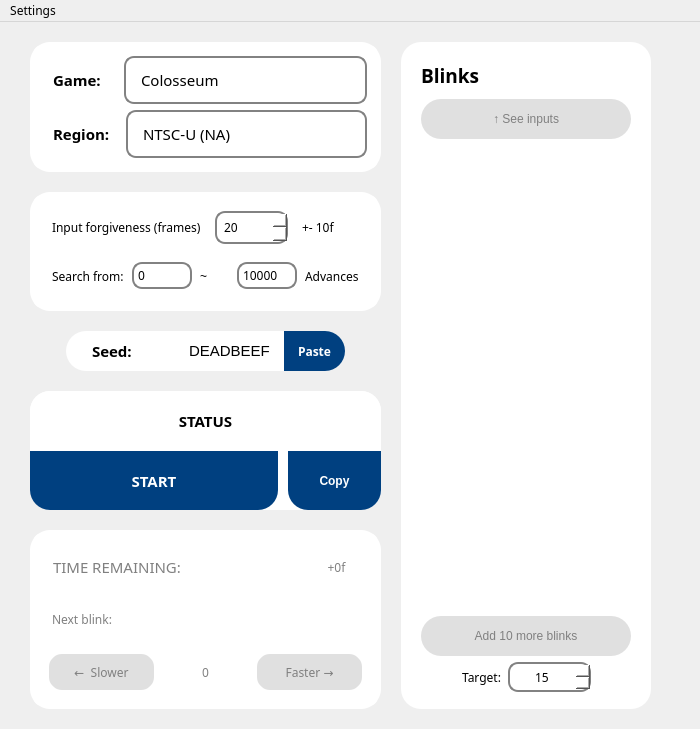
Before: the Qt Designer form OpenBlink/GuiProjectBackup/OpenBlink2/mainwindow.ui in KapitalRoser/OpenBlink, drawn with Qt 5.
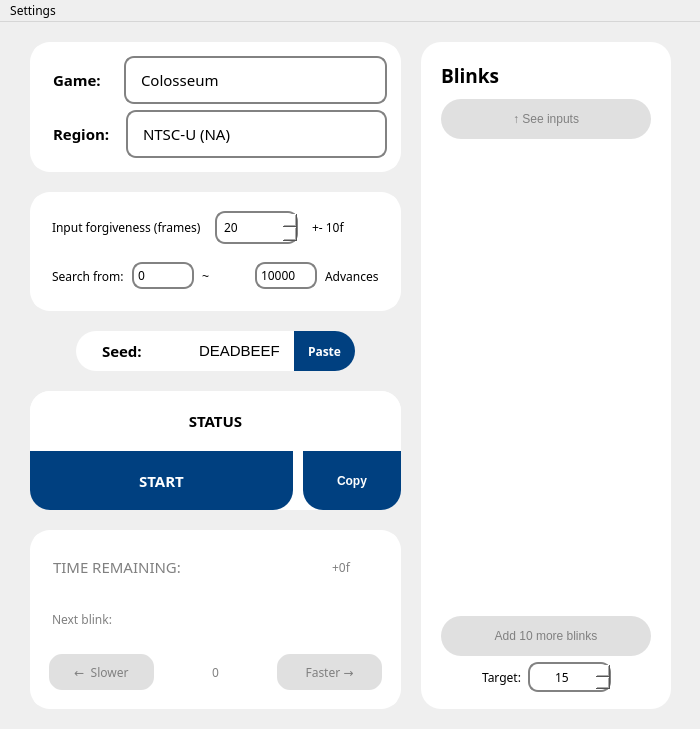
After: the same form once the commit is applied. Icons and pictures are not drawn.

The edit to the form file:
```diff
--- a/OpenBlink/GuiProjectBackup/OpenBlink2/mainwindow.ui
+++ b/OpenBlink/GuiProjectBackup/OpenBlink2/mainwindow.ui
@@ -31,11 +31,11 @@
      <rect>
       <x>20</x>
       <y>10</y>
-      <width>641</width>
+      <width>661</width>
       <height>687</height>
      </rect>
     </property>
-    <layout class="QHBoxLayout" name="BodyHoriz">
+    <layout class="QHBoxLayout" name="BodyHoriz" stretch="1,3">
      <property name="spacing">
       <number>20</number>
      </property>
@@ -793,40 +793,7 @@
           <enum>QFrame::Raised</enum>
          </property>
          <layout class="QGridLayout" name="gridLayout">
-          <item row="0" column="2">
-           <widget class="QLabel" name="nudgeMSLabel">
-            <property name="font">
-             <font>
-              <family>Century Gothic</family>
-              <italic>false</italic>
-              <bold>false</bold>
-             </font>
-            </property>
-            <property name="text">
-             <string>+0f</string>
-            </property>
-            <property name="alignment">
-             <set>Qt::AlignCenter</set>
-            </property>
-           </widget>
-          </item>
-          <item row="0" column="3">
-           <spacer name="horizontalSpacer_2">
-            <property name="orientation">
-             <enum>Qt::Horizontal</enum>
-            </property>
-            <property name="sizeType">
-             <enum>QSizePolicy::Minimum</enum>
-            </property>
-            <property name="sizeHint" stdset="0">
-             <size>
-              <width>10</width>
-              <height>20</height>
-             </size>
-            </property>
-           </spacer>
-          </item>
-          <item row="2" column="0" colspan="4">
+          <item row="2" column="0" colspan="3">
            <layout class="QHBoxLayout" name="horizontalLayout">
             <property name="spacing">
              <number>0</number>
@@ -957,6 +924,23 @@
             </item>
            </layout>
           </item>
+          <item row="0" column="2">
+           <widget class="QLabel" name="nudgeMSLabel">
+            <property name="font">
+             <font>
+              <family>Century Gothic</family>
+              <italic>false</italic>
+              <bold>false</bold>
+             </font>
+            </property>
+            <property name="text">
+             <string>+0f</string>
+            </property>
+            <property name="alignment">
+             <set>Qt::AlignCenter</set>
+            </property>
+           </widget>
+          </item>
           <item row="0" column="0">
            <widget class="QLabel" name="TotalTimeLabel">
             <property name="font">
@@ -986,19 +970,6 @@
             </property>
            </widget>
           </item>
-          <item row="0" column="1">
-           <spacer name="horizontalSpacer">
-            <property name="orientation">
-             <enum>Qt::Horizontal</enum>
-            </property>
-            <property name="sizeHint" stdset="0">
-             <size>
-              <width>40</width>
-              <height>20</height>
-             </size>
-            </property>
-           </spacer>
-          </item>
          </layout>
         </widget>
        </item>
```
